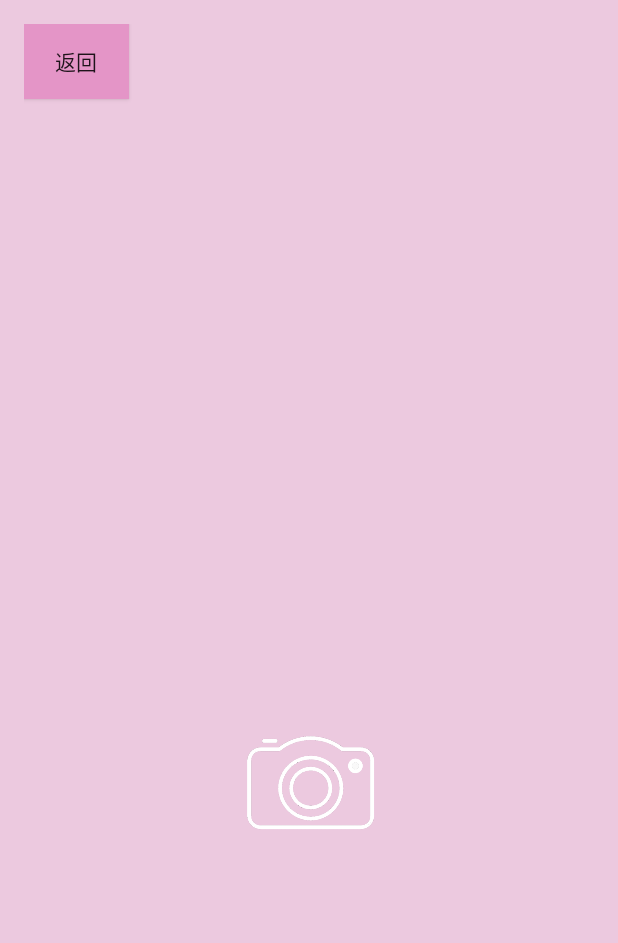
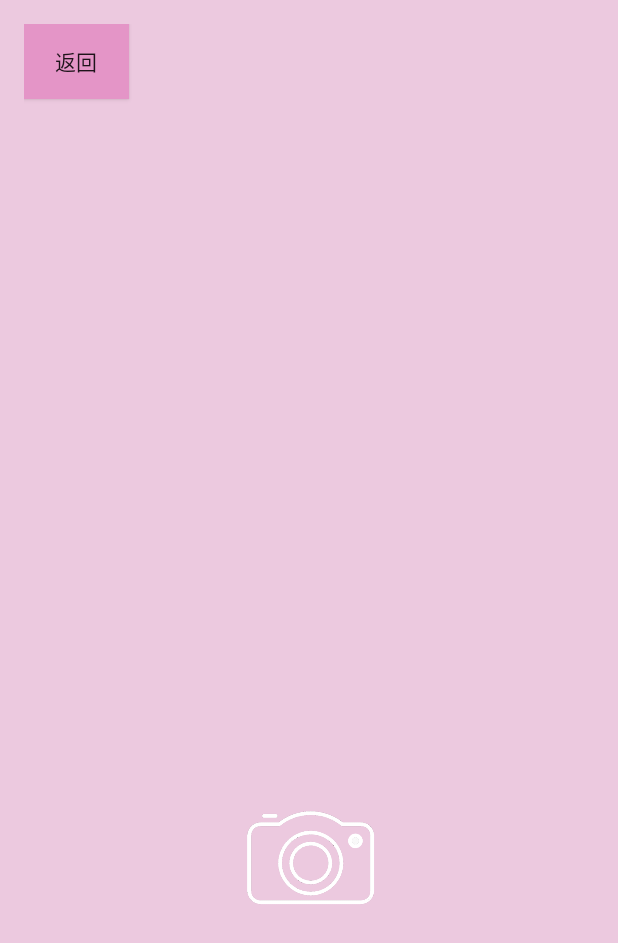
Before and after one commit to shwjn515/TraceHUB, an Android app: the photo screen opened directly, with no data from a screen before it, on a phone screen of 412 x 824 dp. Shown: the top 943 px of the screen. Run offline under Robolectric (Android 15) with nearby library versions, the phone set to English and light mode, and no system bars.

Commit message:
拍照页面完善

```diff
--- a/app/src/main/java/edu/scse/tracehub/ui/home/photo.java
+++ b/app/src/main/java/edu/scse/tracehub/ui/home/photo.java
@@ -44,7 +44,6 @@ public class photo extends AppCompatActivity {
      * 用于保存拍照图片的uri
      */
     private Uri mCameraUri;
-
     /**
      * 用于保存图片的文件路径，Android 10以下使用图片路径访问图片
      */
@@ -67,6 +66,17 @@ public class photo extends AppCompatActivity {
             @Override
             public void onClick(View view) {
                 checkPermissionAndCamera();
+            }
+        });
+        //返回
+        back= findViewById(R.id.back2);
+        //相机
+        back.setOnClickListener(new View.OnClickListener() {
+            @Override
+            public void onClick(View view) {
+                Intent intent = new Intent(photo.this, edu.scse.tracehub.MainActivity.class);
+                startActivity(intent);
+                photo.this.finish();
             }
         });
     }
@@ -168,7 +178,7 @@ public class photo extends AppCompatActivity {
     }
 
     /**
-     * 创建图片地址uri,用于保存拍照后的照片 Android 10以后使用这种方法
+     * 创建图片地址uri,用于保存拍照后的照片
      *
      * @return 图片的uri
      */
--- a/app/src/main/res/layout/shangchuan.xml
+++ b/app/src/main/res/layout/shangchuan.xml
@@ -26,22 +26,22 @@
         android:layout_width="110dp"
         android:layout_height="109dp"
         android:layout_centerHorizontal="true"
-        android:layout_marginTop="450dp"
+        android:layout_marginTop="500dp"
         android:background="@drawable/photo"/>
 
     <ImageView
         android:id="@+id/ivPhoto"
-        android:layout_width="367dp"
-        android:layout_height="257dp"
+        android:layout_width="341dp"
+        android:layout_height="370dp"
         android:layout_alignParentStart="true"
         android:layout_alignParentTop="true"
         android:layout_alignParentEnd="true"
         android:layout_alignParentBottom="true"
         android:layout_marginStart="16dp"
         android:layout_marginLeft="34dp"
-        android:layout_marginTop="134dp"
+        android:layout_marginTop="74dp"
         android:layout_marginEnd="16dp"
-        android:layout_marginBottom="324dp" />
+        android:layout_marginBottom="271dp" />
 
 
 </RelativeLayout>
```
